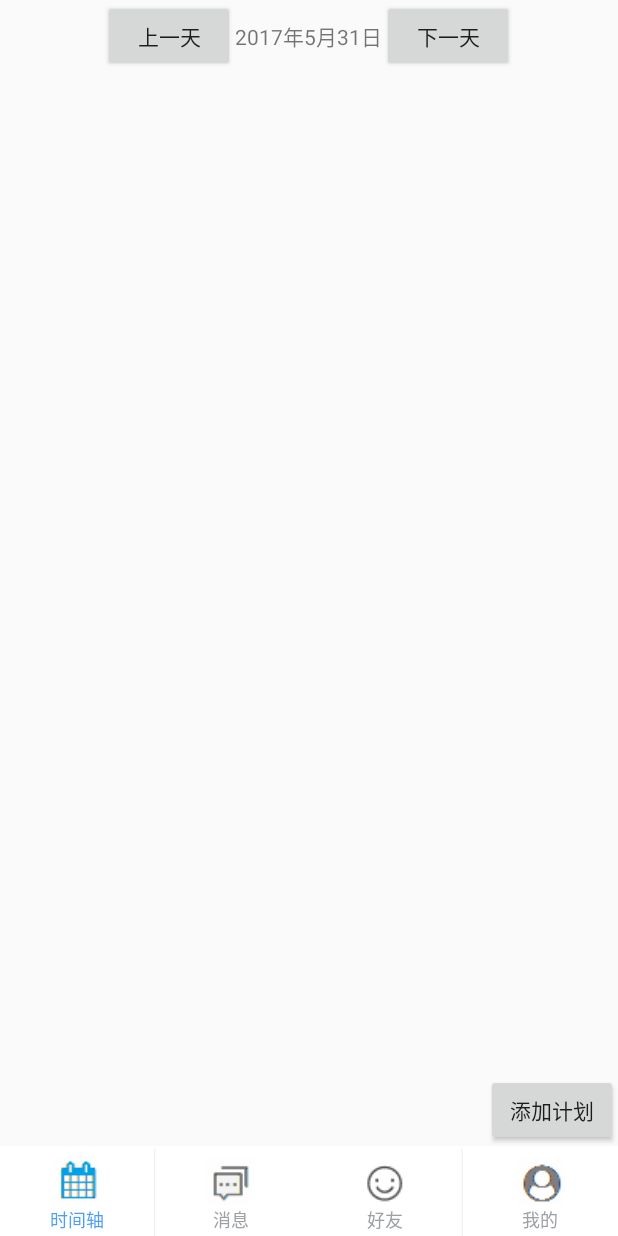
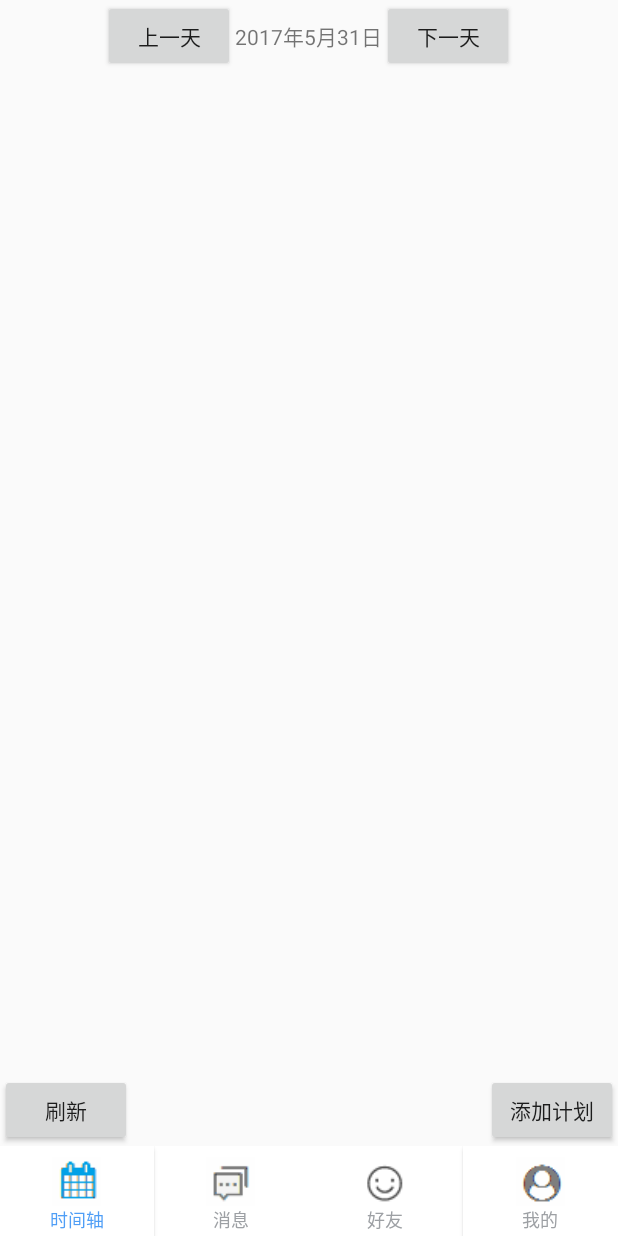
Before and after one commit to wangyuhang0469/iplan, an Android app: the HomepageFragment screen opened directly, with no data from a screen before it, on a phone screen of 412 x 824 dp. Run offline under Robolectric (Android 15) with nearby library versions, the phone set to English and light mode, and no system bars; our stand-ins replace ButterKnife, CircleImageView, EventBus; libraries missing offline, so code that uses them is left out: cn.bmob.newim, cn.bmob.v3, com.github.promeg.pinyinhelper, com.orhanobut.logger; 13 statements that could not run were skipped.

Commit message:
主页home页bug修复—添加计划后finish并刷新主页时间轴

```diff
--- a/app/src/main/java/com/example/iplan/ui/SendTime.java
+++ b/app/src/main/java/com/example/iplan/ui/SendTime.java
@@ -40,8 +40,9 @@ public class SendTime extends Activity {
                 db.insert("Time",null,values);
                 values.clear();
 
-                Intent intent = new Intent(SendTime.this,MainActivity.class);
-                startActivity(intent);
+                Intent intent =getIntent();
+                setResult(RESULT_OK,intent);
+                finish();
             }
         });
     }
--- a/app/src/main/java/com/example/iplan/ui/fragment/HomepageFragment.java
+++ b/app/src/main/java/com/example/iplan/ui/fragment/HomepageFragment.java
@@ -1,17 +1,18 @@
 package com.example.iplan.ui.fragment;
 
 
+import android.app.Activity;
 import android.content.Intent;
 import android.database.Cursor;
 import android.database.sqlite.SQLiteDatabase;
 import android.os.Bundle;
 import android.support.v4.app.Fragment;
-import android.util.Log;
+import android.support.v4.app.FragmentManager;
+import android.support.v4.app.FragmentTransaction;
 import android.view.LayoutInflater;
 import android.view.View;
 import android.view.ViewGroup;
 import android.widget.Button;
-import android.widget.EditText;
 import android.widget.ListView;
 import android.widget.SimpleAdapter;
 import android.widget.TextView;
@@ -19,13 +20,11 @@ import android.widget.TextView;
 import com.example.iplan.R;
 import com.example.iplan.adapter.MyDatabaseHelper;
 import com.example.iplan.base.ParentWithNaviFragment;
-import com.example.iplan.ui.MainActivity;
+import com.example.iplan.bean.PrivateConversation;
 import com.example.iplan.ui.SendTime;
 
-import java.text.SimpleDateFormat;
 import java.util.ArrayList;
 import java.util.Calendar;
-import java.util.GregorianCalendar;
 import java.util.HashMap;
 import java.util.List;
 import java.util.Map;
@@ -34,16 +33,24 @@ import butterknife.Bind;
 import butterknife.ButterKnife;
 import butterknife.OnClick;
 
+import static android.app.Activity.RESULT_OK;
+
 /**
  * A simple {@link Fragment} subclass.
  */
 public class HomepageFragment extends ParentWithNaviFragment {
+    @Bind(R.id.button1)
+    Button button1;
     private MyDatabaseHelper dbHelper;
     private ListView listView;
-    private List<Map<String,Object>> list = new ArrayList<Map<String,Object>>();
+    private List<Map<String, Object>> list = new ArrayList<Map<String, Object>>();
     private SimpleAdapter simpleAdapter;
 
-//    @Bind(R.id.hour)
+    public FragmentTransaction mFragmentTransaction;
+    public FragmentManager fragmentManager;
+    public String curFragmentTag = "";
+
+    //    @Bind(R.id.hour)
 //    EditText hour;
 //    @Bind(R.id.min)
 //    EditText min;
@@ -79,9 +86,9 @@ public class HomepageFragment extends ParentWithNaviFragment {
         View view = inflater.inflate(R.layout.fragment_homepage, container, false);
         ButterKnife.bind(this, view);
         int a = c.get(Calendar.YEAR);
-        date.setText(c.get(Calendar.YEAR)+"年"+(c.get(Calendar.MONTH)+1)+"月"+c.get(Calendar.DAY_OF_MONTH)+"日");
+        date.setText(c.get(Calendar.YEAR) + "年" + (c.get(Calendar.MONTH) + 1) + "月" + c.get(Calendar.DAY_OF_MONTH) + "日");
 
-        simpleAdapter = new SimpleAdapter(getActivity(),getData(),R.layout.listview_item,new String[]{"time","thing"},new int[]{R.id.show_time,R.id.title});
+        simpleAdapter = new SimpleAdapter(getActivity(), getData(), R.layout.listview_item, new String[]{"time", "thing"}, new int[]{R.id.show_time, R.id.title});
 
         listview.setAdapter(simpleAdapter);
 
@@ -89,12 +96,13 @@ public class HomepageFragment extends ParentWithNaviFragment {
             @Override
             public void onClick(View view) {
                 Intent intent = new Intent(getActivity(), SendTime.class);
-                startActivity(intent);
+                startActivityForResult(intent,0);
             }
+
+
         });
         return view;
     }
-
 
     @Override
     public void onDestroyView() {
@@ -105,35 +113,53 @@ public class HomepageFragment extends ParentWithNaviFragment {
 //    @OnClick(R.id.come)
 //    public void onViewClicked() {
 //    }
+    @Override
+    public void onActivityResult(int requestCode, int resultCode, Intent data) {
+        super.onActivityResult(requestCode, resultCode, data);
+
+        if(requestCode==0 && resultCode== Activity.RESULT_OK){
+            getData();
+            listview.setAdapter(simpleAdapter);
+            toast("添加成功");
+        }
+    }
 
     @OnClick({R.id.btn_last, R.id.btn_next})
     public void onViewClicked(View view) {
         switch (view.getId()) {
             case R.id.btn_last:
-                c.set(Calendar.DAY_OF_MONTH, (c.get(Calendar.DAY_OF_MONTH)-1));
-                date.setText(c.get(Calendar.YEAR)+"年"+(c.get(Calendar.MONTH)+1)+"月"+c.get(Calendar.DAY_OF_MONTH)+"日");
+                c.set(Calendar.DAY_OF_MONTH, (c.get(Calendar.DAY_OF_MONTH) - 1));
+                date.setText(c.get(Calendar.YEAR) + "年" + (c.get(Calendar.MONTH) + 1) + "月" + c.get(Calendar.DAY_OF_MONTH) + "日");
                 break;
             case R.id.btn_next:
-                c.set(Calendar.DAY_OF_MONTH, (c.get(Calendar.DAY_OF_MONTH)+1));
-                date.setText(c.get(Calendar.YEAR)+"年"+(c.get(Calendar.MONTH)+1)+"月"+c.get(Calendar.DAY_OF_MONTH)+"日");
+                c.set(Calendar.DAY_OF_MONTH, (c.get(Calendar.DAY_OF_MONTH) + 1));
+                date.setText(c.get(Calendar.YEAR) + "年" + (c.get(Calendar.MONTH) + 1) + "月" + c.get(Calendar.DAY_OF_MONTH) + "日");
                 break;
         }
     }
+
     private List<Map<String, Object>> getData() {
-        dbHelper = new MyDatabaseHelper(getActivity(),"Time.db",null,2);
+        dbHelper = new MyDatabaseHelper(getActivity(), "Time.db", null, 2);
         SQLiteDatabase DB = dbHelper.getReadableDatabase();
-        Cursor cursor = DB.rawQuery("select * from Time",null);
+        String a = "select * from Time";
+        Cursor cursor = DB.rawQuery(a, null);
         //清空list
         list.clear();
         //查询到的数据添加到list集合
-        while(cursor.moveToNext()){
+        while (cursor.moveToNext()) {
             String time = cursor.getString(1);
             String title = cursor.getString(2);
-            Map<String,Object> map = new HashMap<String,Object>();
-            map.put("time",time);
-            map.put("thing",title);
+            Map<String, Object> map = new HashMap<String, Object>();
+            map.put("time", time);
+            map.put("thing", title);
             list.add(map);
         }
         return list;
     }
+
+    @OnClick(R.id.button1)
+    public void onViewClicked() {
+        getData();
+        listview.setAdapter(simpleAdapter);
+    }
 }
--- a/app/src/main/res/layout/fragment_homepage.xml
+++ b/app/src/main/res/layout/fragment_homepage.xml
@@ -41,6 +41,14 @@
         android:layout_height="wrap_content"
         android:id="@+id/listview"
         android:layout_below="@+id/ChoseDay" />
+
+    <Button
+        android:id="@+id/button1"
+        android:layout_width="wrap_content"
+        android:layout_height="wrap_content"
+        android:text="刷新"
+        android:layout_alignParentLeft="true"
+        android:layout_alignParentBottom="true"/>
     <Button
         android:id="@+id/button2"
         android:layout_width="wrap_content"
```
